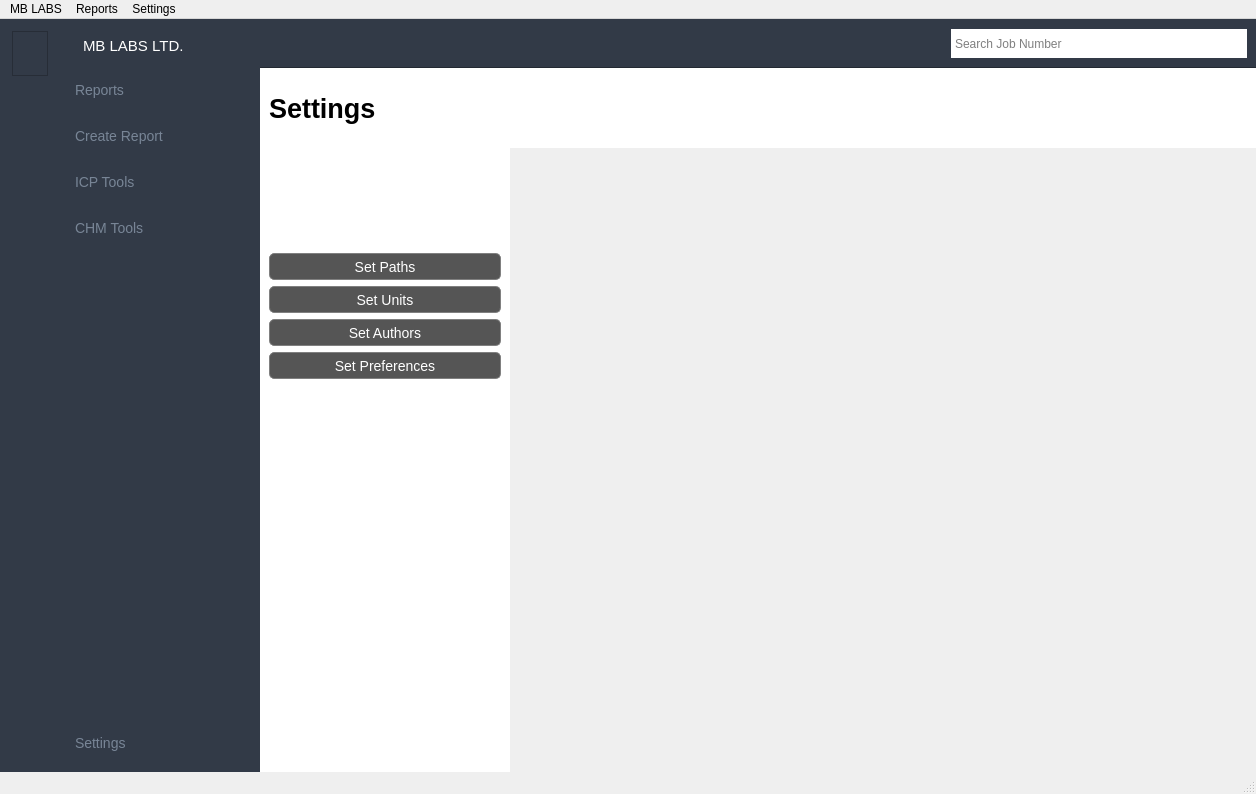
Qt form src/interface.ui (layup/LIMS) before a commit.
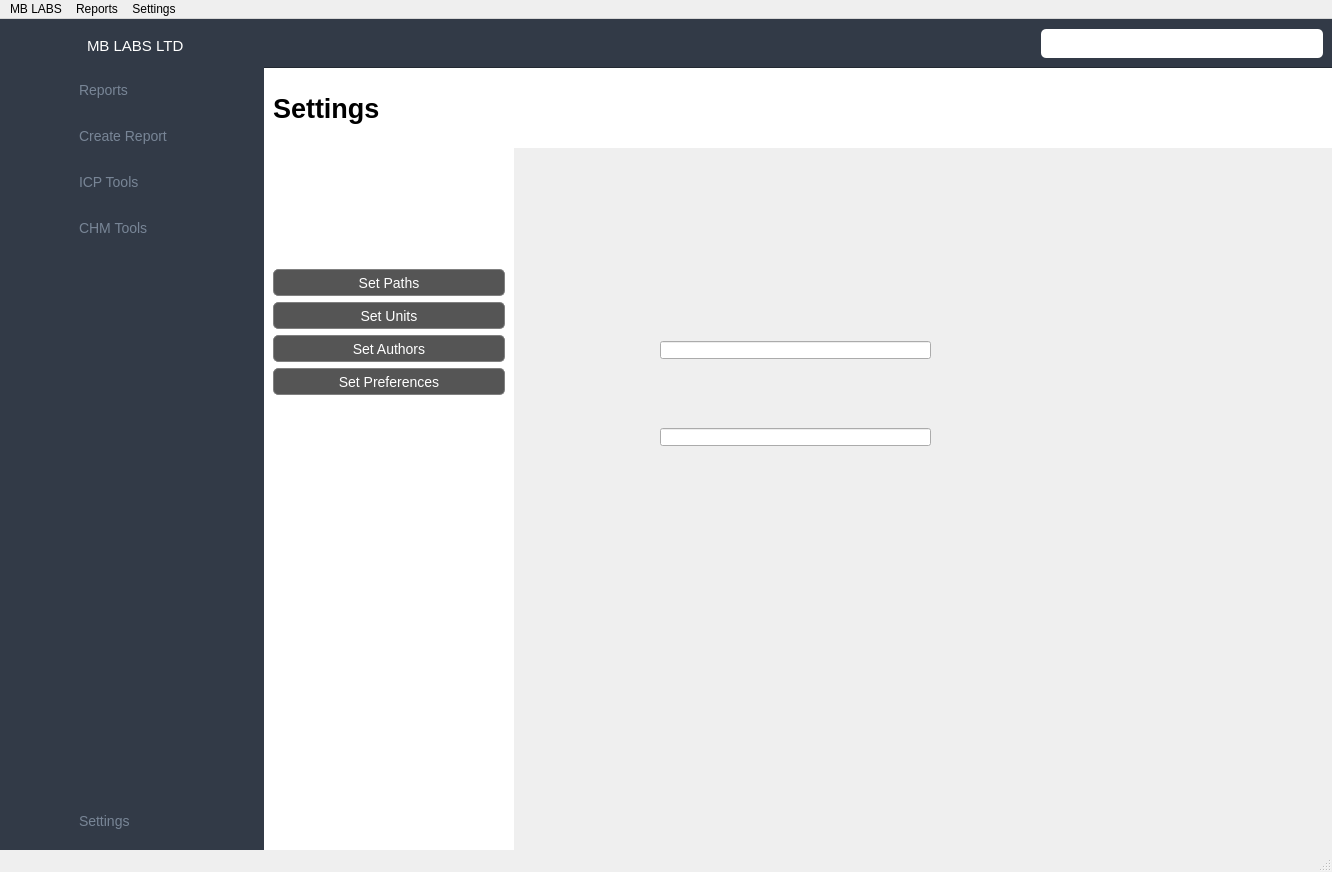
The same form after that commit. The open tabs and pages were chosen to show the change. Icons and pictures are not drawn.

What changed in the file:
```diff
--- a/src/interface.ui
+++ b/src/interface.ui
@@ -6,8 +6,8 @@
    <rect>
     <x>0</x>
     <y>0</y>
-    <width>1256</width>
-    <height>794</height>
+    <width>1332</width>
+    <height>872</height>
    </rect>
   </property>
   <property name="minimumSize">
@@ -58,6 +58,10 @@
 	background-color: #323a47
 } 
 
+QFrame {
+	border:none;
+}
+
 QPushButton {
 	padding: 5px;
 	border:none; 
@@ -305,6 +309,7 @@
 	color: white; 
 	border:none; 
 	padding-left: 10px; 
+	font-size:bold;
 
 }
 
@@ -334,7 +339,7 @@
 color: rgb(255, 255, 255);</string>
                </property>
                <property name="text">
-                <string>MB LABS LTD.</string>
+                <string>MB LABS LTD</string>
                </property>
               </widget>
              </item>
@@ -588,7 +593,11 @@
              </size>
             </property>
             <property name="styleSheet">
-             <string notr="true">QWidget {
+             <string notr="true">#searchBar {
+	max-width: 300px; 
+}
+
+QWidget {
 	border: none; 
 }
 
@@ -597,12 +606,16 @@
 	padding: 2px; 
 	margin: 0;
 	height: 25px; 
+	border-top-right-radius: 5px; 
+	border-bottom-right-radius: 5px; 
 }
 
 QLineEdit {
 	margin: 0px; 
 	border: none;
 	height:25px; 
+	border-top-left-radius: 5px; 
+	border-bottom-left-radius: 5px; 
 }
 
 QLineEdit:focus {
@@ -626,7 +639,7 @@
              <item>
               <widget class="QLineEdit" name="searchLine">
                <property name="text">
-                <string>Search Job Number</string>
+                <string/>
                </property>
                <property name="maxLength">
                 <number>20</number>
@@ -4405,7 +4418,26 @@
                   </item>
                  </layout>
                 </widget>
-                <widget class="QWidget" name="settingsHome"/>
+                <widget class="QWidget" name="settingsHome">
+                 <widget class="QWidget" name="verticalLayoutWidget">
+                  <property name="geometry">
+                   <rect>
+                    <x>140</x>
+                    <y>130</y>
+                    <width>271</width>
+                    <height>231</height>
+                   </rect>
+                  </property>
+                  <layout class="QVBoxLayout" name="verticalLayout_41">
+                   <item>
+                    <widget class="QLineEdit" name="lineEdit_3"/>
+                   </item>
+                   <item>
+                    <widget class="QLineEdit" name="lineEdit_4"/>
+                   </item>
+                  </layout>
+                 </widget>
+                </widget>
                </widget>
               </item>
              </layout>
@@ -5356,7 +5388,7 @@
     <rect>
      <x>0</x>
      <y>0</y>
-     <width>1256</width>
+     <width>1332</width>
      <height>22</height>
     </rect>
    </property>
```
Left out of the diff: 34 changed lines with no effect on the pictures.
